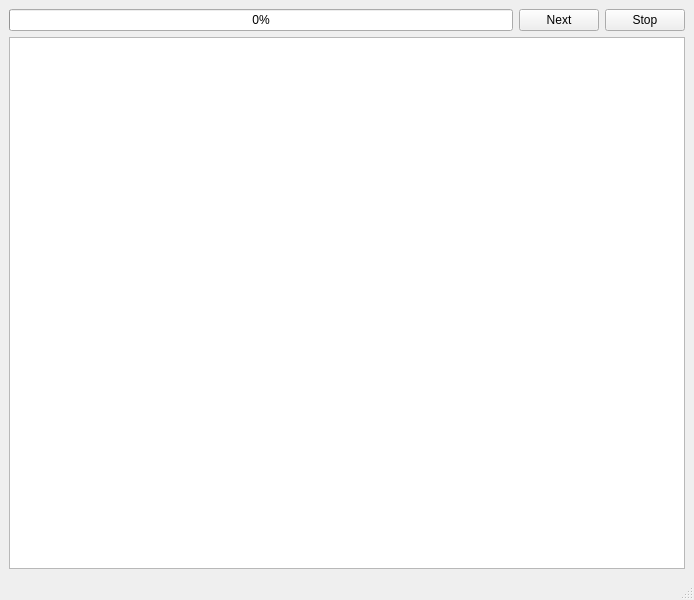
Old version of the form src/MainWindow.ui in the repository wimbleimble/curtain-call.
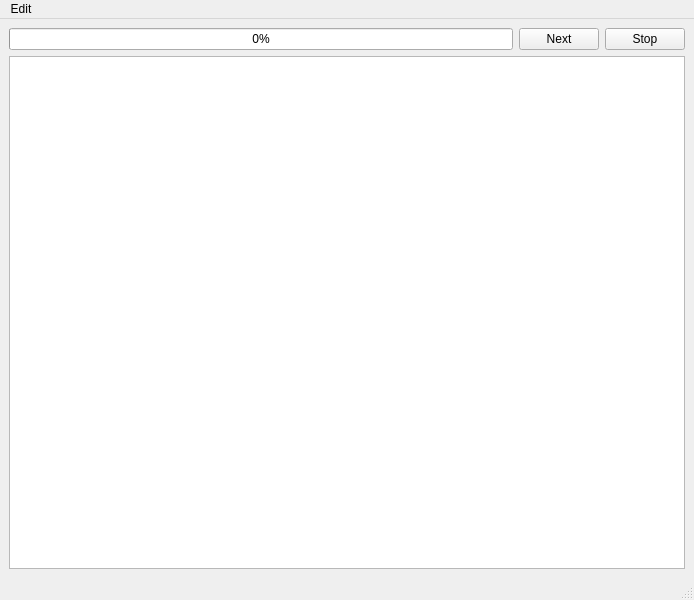
New version of the form.

Patch:
```diff
--- a/src/MainWindow.ui
+++ b/src/MainWindow.ui
@@ -54,6 +54,14 @@
      <height>26</height>
     </rect>
    </property>
+   <widget class="QMenu" name="menuEdit">
+    <property name="title">
+     <string>Edit</string>
+    </property>
+    <addaction name="actionInsert_Cue"/>
+    <addaction name="actionRemove_Cue"/>
+   </widget>
+   <addaction name="menuEdit"/>
   </widget>
   <widget class="QStatusBar" name="statusbar"/>
  </widget>
```
Left out of the diff: 10 changed lines with no effect on the pictures.
